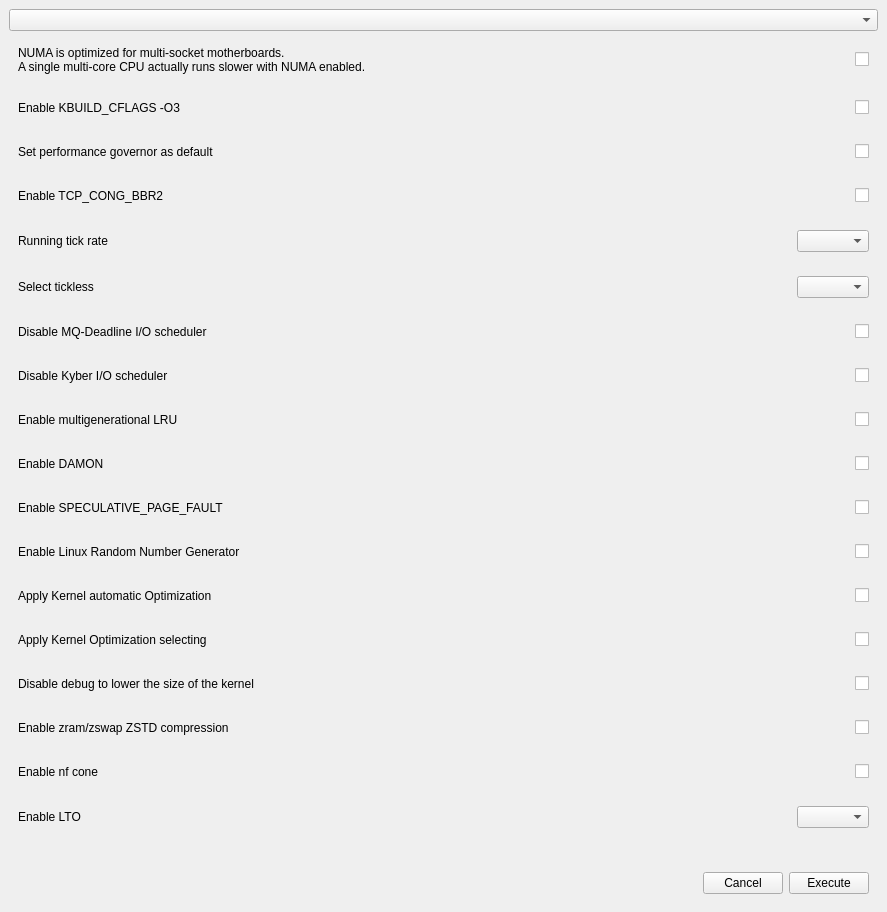
First picture: the form in src/conf-window.ui, repository CachyOS/kernel-manager, before the edit.
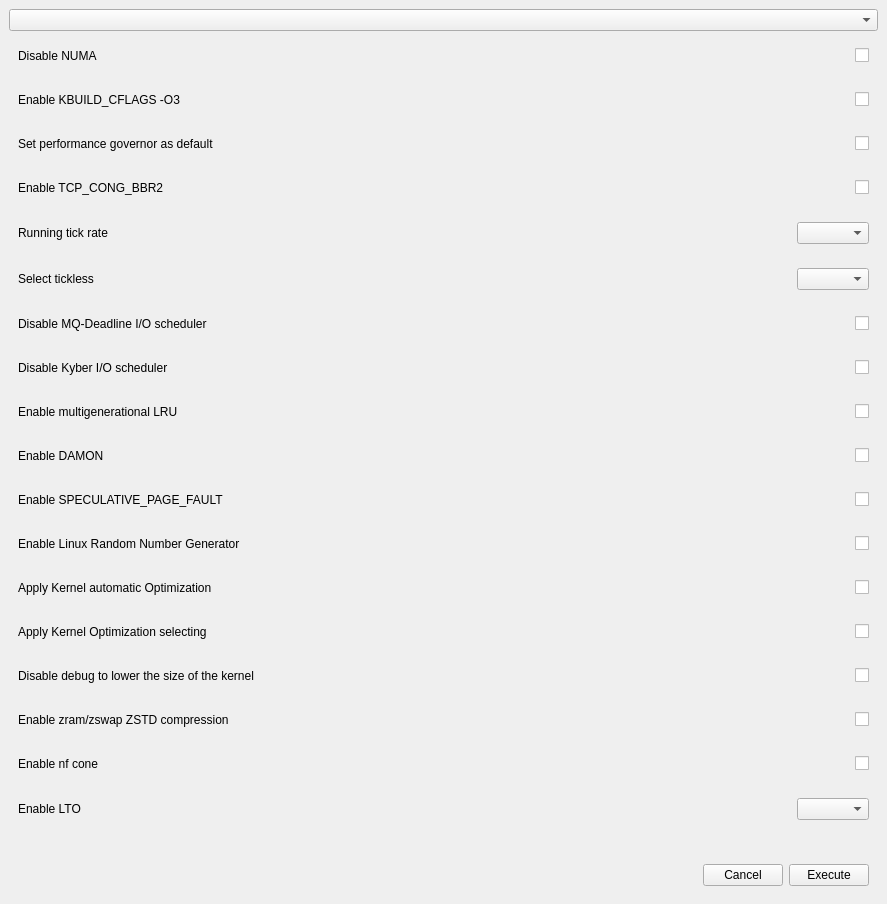
Second picture: the form after the edit. Icons and pictures are not drawn.

Commit message: 👷 fix compilation errors

```diff
--- a/src/conf-window.ui
+++ b/src/conf-window.ui
@@ -28,8 +28,7 @@
        <item>
         <widget class="QLabel" name="label">
          <property name="text">
-          <string>NUMA is optimized for multi-socket motherboards.
-A single multi-core CPU actually runs slower with NUMA enabled.</string>
+          <string>Disable NUMA</string>
          </property>
         </widget>
        </item>
```
The commit also changes 1 other file.
